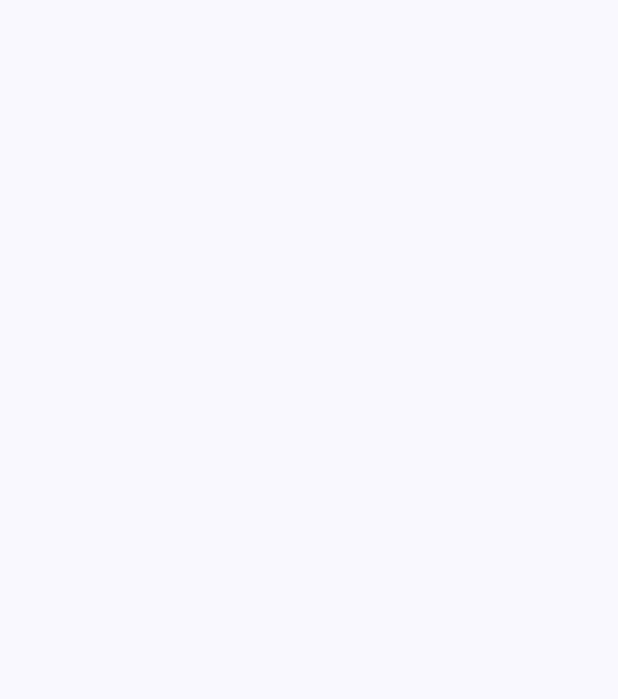
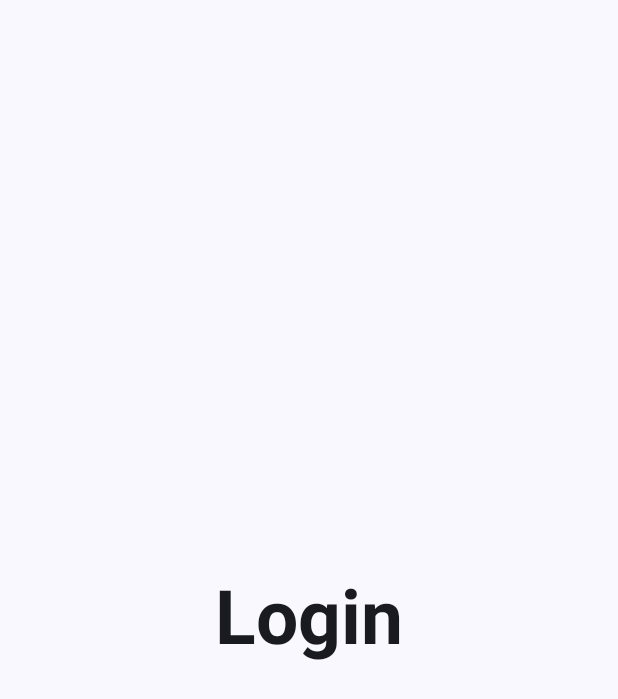
Before and after one commit to abrayudhistira/QuestBasicComposable_102, an Android app built with Jetpack Compose: the screen it shows after launch (MainActivity), on a phone screen of 412 x 824 dp. Before the commit the part shown is empty. Shown: the top 699 px of the screen. Run offline under Robolectric (Android 15) with nearby library versions, the phone set to English and light mode, and no system bars.

Commit message:
Menambahkan komponen Teks dengan isi "Login" serta font size berukuran 50 sp dan font tebal

```diff
--- a/app/src/main/java/com/example/questbasiccomposable_102/MainActivity.kt
+++ b/app/src/main/java/com/example/questbasiccomposable_102/MainActivity.kt
@@ -15,7 +15,10 @@ import androidx.compose.material3.Text
 import androidx.compose.runtime.Composable
 import androidx.compose.ui.Alignment
 import androidx.compose.ui.Modifier
+import androidx.compose.ui.text.TextStyle
+import androidx.compose.ui.text.font.FontWeight
 import androidx.compose.ui.tooling.preview.Preview
+import androidx.compose.ui.unit.sp
 import com.example.questbasiccomposable_102.ui.theme.QuestBasicComposable_102Theme
 
 class MainActivity : ComponentActivity() {
@@ -42,7 +45,7 @@ fun BasicLayout(modifier: Modifier = Modifier) { //Class Basic Layout untuk memb
         verticalArrangement = Arrangement.Center, // Semua elemen dalam kolom diatur center atau di tengah secara vertikal
         modifier = Modifier.fillMaxSize() // Untuk Memenuhi seluruh layout
     ) {
-
+        Text(text = "Login", style = TextStyle(fontSize = 50.sp, fontWeight = FontWeight.Bold)) // Menampilkan Teks
     }
 }
 
```
